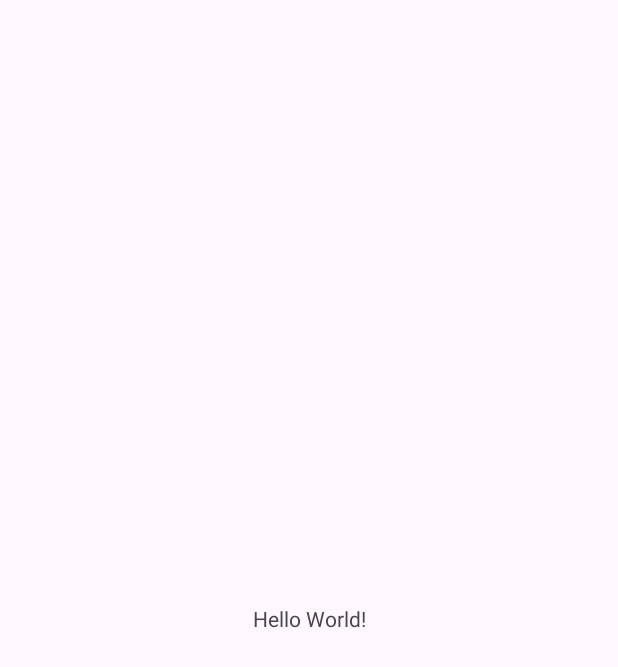
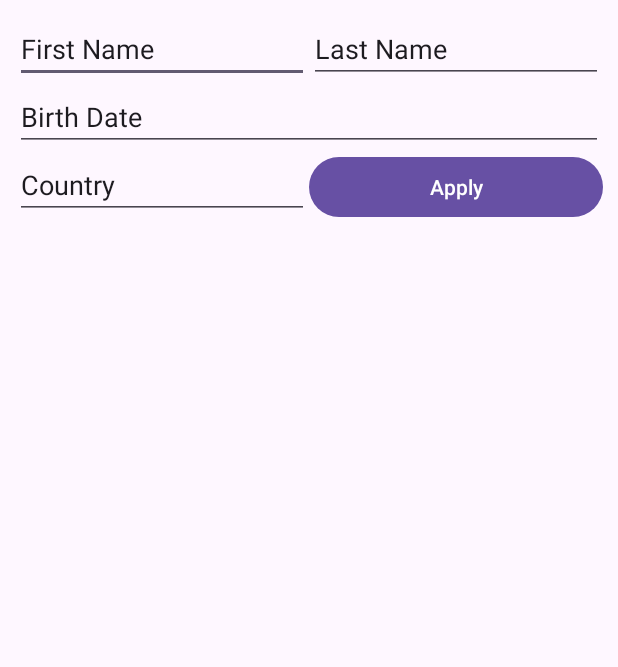
Before and after one commit to kharpham/androidfinalproject, an Android app: the screen it shows after launch (MainActivity), on a phone screen of 412 x 824 dp. Before the commit the part shown is almost empty. Shown: the top 667 px of the screen. Run offline under Robolectric (Android 15) with nearby library versions, the phone set to English and light mode, and no system bars.

Commit message:
new commit from kha

```diff
--- a/app/build.gradle.kts
+++ b/app/build.gradle.kts
@@ -26,6 +26,9 @@ android {
         sourceCompatibility = JavaVersion.VERSION_1_8
         targetCompatibility = JavaVersion.VERSION_1_8
     }
+    buildFeatures {
+        viewBinding = true
+    }
 }
 
 dependencies {
--- a/app/src/main/java/com/phamnguyenkha/group12finalproject/MainActivity.java
+++ b/app/src/main/java/com/phamnguyenkha/group12finalproject/MainActivity.java
@@ -4,11 +4,14 @@ import androidx.appcompat.app.AppCompatActivity;
 
 import android.os.Bundle;
 
-public class MainActivity extends AppCompatActivity {
+import com.phamnguyenkha.group12finalproject.databinding.ActivityMainBinding;
 
+    public class MainActivity extends AppCompatActivity {
+    ActivityMainBinding binding;
     @Override
     protected void onCreate(Bundle savedInstanceState) {
         super.onCreate(savedInstanceState);
-        setContentView(R.layout.activity_main);
+        binding = ActivityMainBinding.inflate(getLayoutInflater());
+        setContentView(binding.getRoot());
     }
 }
--- a/app/src/main/res/layout/activity_main.xml
+++ b/app/src/main/res/layout/activity_main.xml
@@ -4,15 +4,63 @@
     xmlns:tools="http://schemas.android.com/tools"
     android:layout_width="match_parent"
     android:layout_height="match_parent"
+    android:padding="10dp"
     tools:context=".MainActivity">
 
-    <TextView
-        android:layout_width="wrap_content"
+    <EditText
+        android:id="@+id/editTextText5"
+        android:layout_width="0dp"
         android:layout_height="wrap_content"
-        android:text="Hello World!"
-        app:layout_constraintBottom_toBottomOf="parent"
-        app:layout_constraintEnd_toEndOf="parent"
+        android:ems="10"
+        android:inputType="text"
+        android:text="First Name"
+        app:layout_constraintEnd_toStartOf="@+id/editTextText6"
+        app:layout_constraintHorizontal_bias="0.5"
         app:layout_constraintStart_toStartOf="parent"
         app:layout_constraintTop_toTopOf="parent" />
 
+    <EditText
+        android:id="@+id/editTextText6"
+        android:layout_width="0dp"
+        android:layout_height="wrap_content"
+        android:ems="10"
+        android:inputType="text"
+        android:text="Last Name"
+        app:layout_constraintEnd_toEndOf="parent"
+        app:layout_constraintHorizontal_bias="0.5"
+        app:layout_constraintStart_toEndOf="@+id/editTextText5"
+        app:layout_constraintTop_toTopOf="parent" />
+
+    <EditText
+        android:id="@+id/editTextText7"
+        android:layout_width="match_parent"
+        android:layout_height="wrap_content"
+        android:ems="10"
+        android:inputType="text"
+        android:text="Birth Date"
+        app:layout_constraintEnd_toEndOf="parent"
+        app:layout_constraintStart_toStartOf="parent"
+        app:layout_constraintTop_toBottomOf="@+id/editTextText6" />
+
+    <EditText
+        android:id="@+id/editTextText8"
+        android:layout_width="0dp"
+        android:layout_height="wrap_content"
+        android:ems="10"
+        android:inputType="text"
+        android:text="Country"
+        app:layout_constraintEnd_toStartOf="@+id/button19"
+        app:layout_constraintHorizontal_bias="0.5"
+        app:layout_constraintStart_toStartOf="parent"
+        app:layout_constraintTop_toBottomOf="@+id/editTextText7" />
+
+    <Button
+        android:id="@+id/button19"
+        android:layout_width="0dp"
+        android:layout_height="wrap_content"
+        android:text="Apply"
+        app:layout_constraintEnd_toEndOf="parent"
+        app:layout_constraintHorizontal_bias="0.5"
+        app:layout_constraintStart_toEndOf="@+id/editTextText8"
+        app:layout_constraintTop_toBottomOf="@+id/editTextText7" />
 </androidx.constraintlayout.widget.ConstraintLayout>
--- a/app/src/main/res/values/colors.xml
+++ b/app/src/main/res/values/colors.xml
@@ -2,4 +2,6 @@
 <resources>
     <color name="black">#FF000000</color>
     <color name="white">#FFFFFFFF</color>
+    <color name="cyan">#1CA7E6</color>
+    <color name="light_grey">#F5F5F5</color>
 </resources>
```
